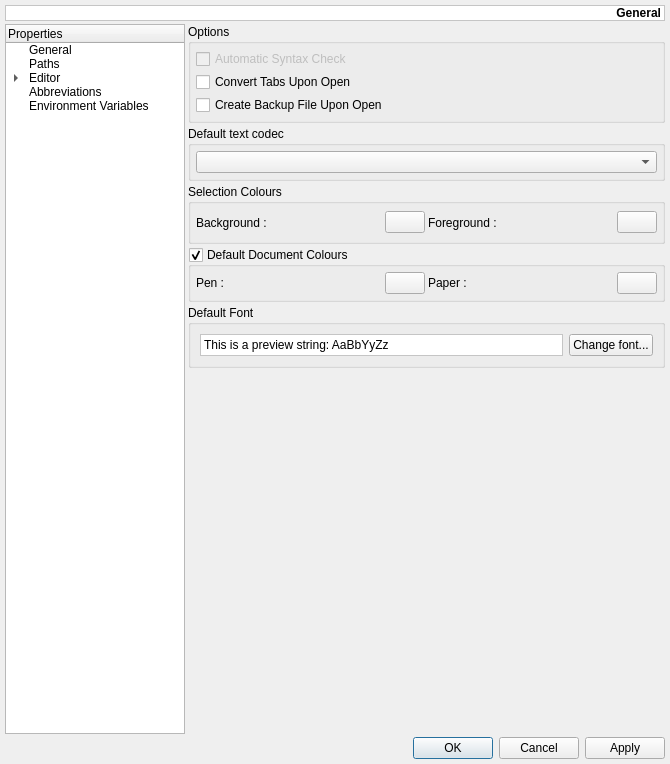
Qt form mks/ui/UISettings.ui (andreikop/enki) before a commit.
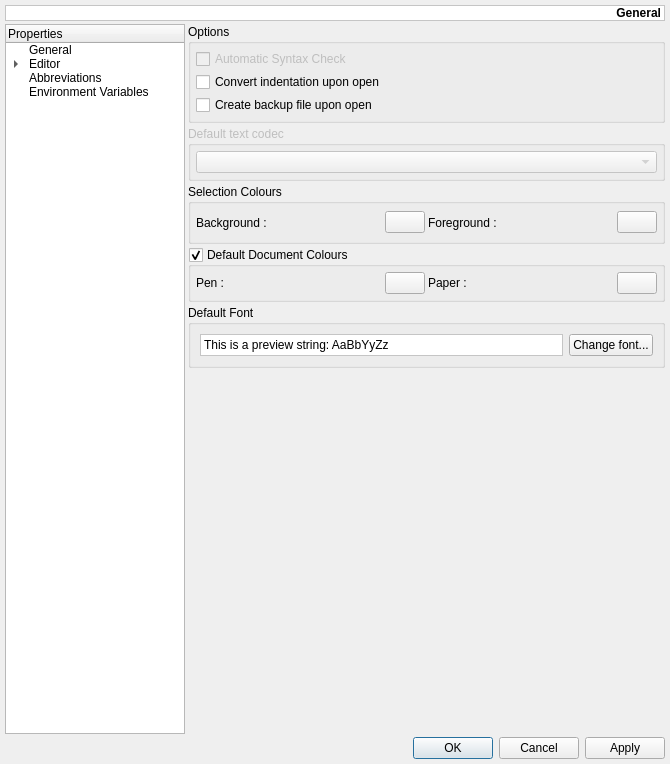
The same form after that commit. The open tabs and pages were chosen to show the change. Custom widgets are drawn as their Qt base class.

Commit message: createBackupUponOpen, convertIndentation settings

```diff
--- a/mks/ui/UISettings.ui
+++ b/mks/ui/UISettings.ui
@@ -133,11 +133,6 @@
        <string>General</string>
       </property>
      </item>
-     <item>
-      <property name="text">
-       <string>Paths</string>
-      </property>
-     </item>
      <item>
       <property name="text">
        <string>Editor</string>
@@ -333,14 +328,14 @@
           <item>
            <widget class="QCheckBox" name="cbConvertTabsUponOpen">
             <property name="text">
-             <string>Convert Tabs Upon Open</string>
+             <string>Convert indentation upon open</string>
             </property>
            </widget>
           </item>
           <item>
            <widget class="QCheckBox" name="cbCreateBackupUponOpen">
             <property name="text">
-             <string>Create Backup File Upon Open</string>
+             <string>Create backup file upon open</string>
             </property>
            </widget>
           </item>
@@ -349,6 +344,9 @@
        </item>
        <item>
         <widget class="QGroupBox" name="gbDefaultCodec">
+         <property name="enabled">
+          <bool>false</bool>
+         </property>
          <property name="title">
           <string>Default text codec</string>
          </property>
```
Left out of the diff: 11 changed lines with no effect on the pictures. The commit also changes 1 other file.
